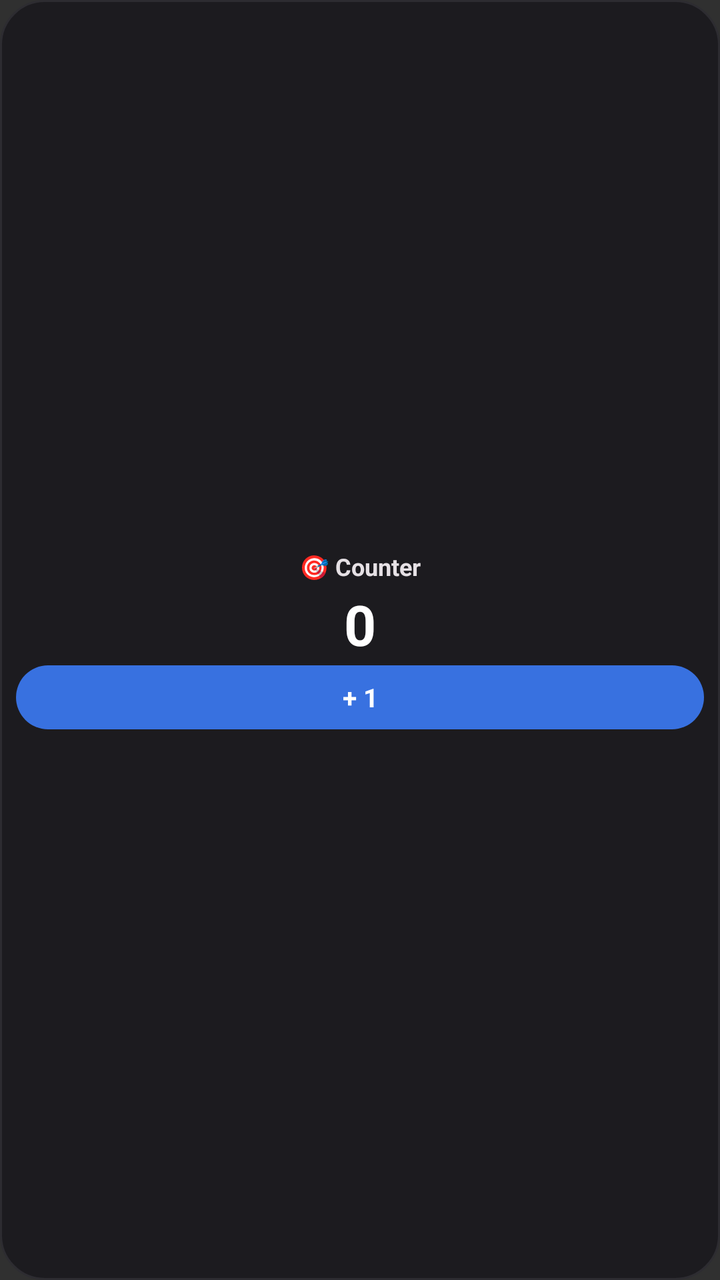
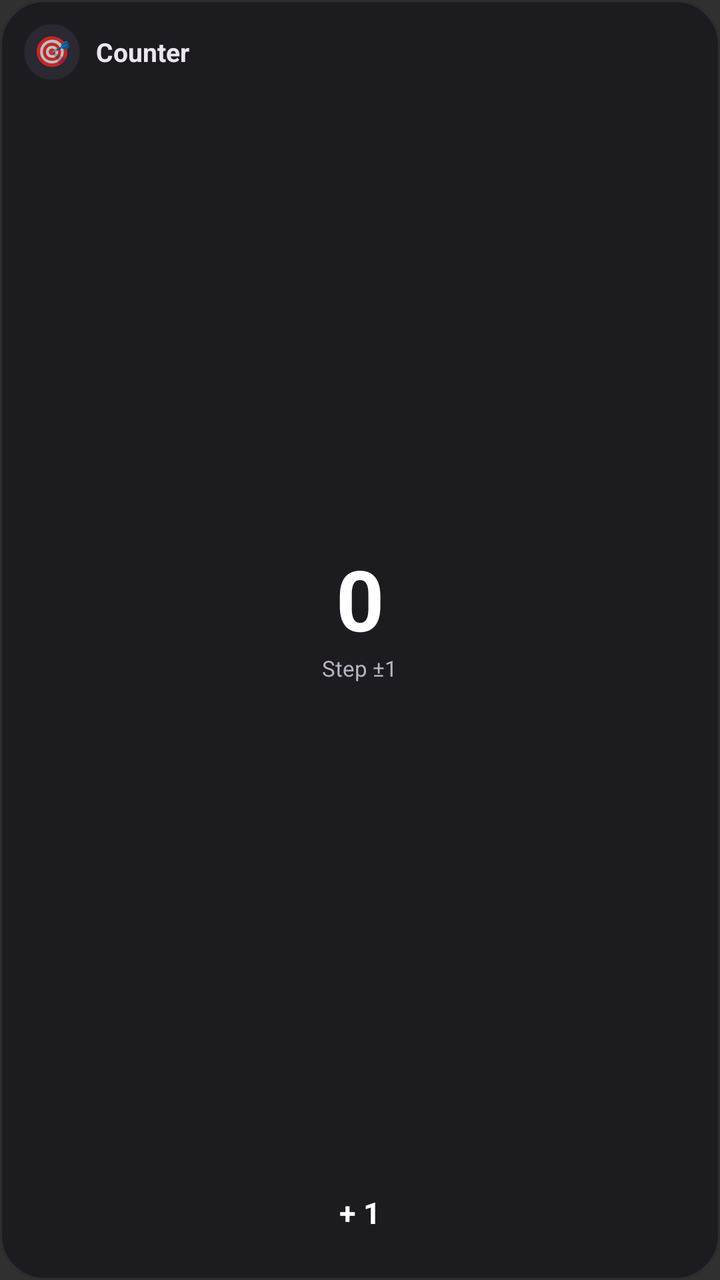

Compare the two renders of this Android layout. The source of the first and the diff that turns it into the second are given below.
<!-- AndroidManifest.xml: application theme Theme.ThingCount -->
<!-- res/layout/widget_counter.xml -->
<?xml version="1.0" encoding="utf-8"?>
<LinearLayout xmlns:android="http://schemas.android.com/apk/res/android"
    android:id="@+id/widget_root"
    android:layout_width="match_parent"
    android:layout_height="match_parent"
    android:background="@drawable/widget_bg"
    android:gravity="center"
    android:orientation="vertical"
    android:padding="8dp">

    <TextView
        android:id="@+id/widget_title"
        android:layout_width="wrap_content"
        android:layout_height="wrap_content"
        android:ellipsize="end"
        android:gravity="center"
        android:maxLines="1"
        android:text="🎯 Counter"
        android:textColor="#E6E1E5"
        android:textSize="12sp"
        android:textStyle="bold" />

    <TextView
        android:id="@+id/widget_count"
        android:layout_width="wrap_content"
        android:layout_height="wrap_content"
        android:layout_marginVertical="2dp"
        android:gravity="center"
        android:text="0"
        android:textColor="#FFFFFF"
        android:textSize="28sp"
        android:textStyle="bold" />

    <TextView
        android:id="@+id/widget_btn_increment"
        android:layout_width="match_parent"
        android:layout_height="32dp"
        android:background="@drawable/widget_btn_bg"
        android:gravity="center"
        android:text="+ 1"
        android:textColor="#FFFFFF"
        android:textSize="13sp"
        android:textStyle="bold" />

</LinearLayout>
<!-- resources referenced by this layout -->
<resources>
  <!-- drawable widget_bg (drawable) -->
  <?xml version="1.0" encoding="utf-8"?>
  <shape xmlns:android="http://schemas.android.com/apk/res/android"
      android:shape="rectangle">
      <solid android:color="#1C1B1F" />
      <corners android:radius="22dp" />
      <stroke android:width="1dp" android:color="#2D2C31" />
  </shape>
  <!-- drawable widget_btn_bg (drawable) -->
  <?xml version="1.0" encoding="utf-8"?>
  <shape xmlns:android="http://schemas.android.com/apk/res/android"
      android:shape="rectangle">
      <solid android:color="#3871E0" />
      <corners android:radius="16dp" />
  </shape>
  <style name="Theme.ThingCount" parent="android:Theme.Material.NoActionBar">
          <item name="android:statusBarColor">@android:color/transparent</item>
          <item name="android:navigationBarColor">@android:color/transparent</item>
          <item name="android:windowLightStatusBar">true</item>
          <item name="android:windowLightNavigationBar">true</item>
          <item name="android:windowLayoutInDisplayCutoutMode">shortEdges</item>
      </style>
</resources>

<!-- the commit's change to res/layout/widget_counter.xml (unified diff, before → after) -->
@@ -4,42 +4,109 @@
     android:layout_width="match_parent"
     android:layout_height="match_parent"
     android:background="@drawable/widget_bg"
-    android:gravity="center"
     android:orientation="vertical"
-    android:padding="8dp">
+    android:padding="12dp">
 
-    <TextView
-        android:id="@+id/widget_title"
-        android:layout_width="wrap_content"
+    <LinearLayout
+        android:layout_width="match_parent"
         android:layout_height="wrap_content"
-        android:ellipsize="end"
+        android:gravity="center_vertical"
+        android:orientation="horizontal">
+
+        <FrameLayout
+            android:layout_width="28dp"
+            android:layout_height="28dp">
+
+            <ImageView
+                android:id="@+id/widget_icon"
+                android:layout_width="28dp"
+                android:layout_height="28dp"
+                android:contentDescription="@null"
+                android:scaleType="fitXY"
+                android:visibility="gone" />
+
+            <TextView
+                android:id="@+id/widget_icon_emoji"
+                android:layout_width="28dp"
+                android:layout_height="28dp"
+                android:background="@drawable/widget_icon_bg"
+                android:gravity="center"
+                android:includeFontPadding="false"
+                android:text="🎯"
+                android:textSize="15sp" />
+        </FrameLayout>
+
+        <TextView
+            android:id="@+id/widget_title"
+            android:layout_width="0dp"
+            android:layout_height="wrap_content"
+            android:layout_marginStart="8dp"
+            android:layout_weight="1"
+            android:ellipsize="end"
+            android:maxLines="1"
+            android:text="Counter"
+            android:textColor="#ECE6F0"
+            android:textSize="13sp"
+            android:textStyle="bold" />
+    </LinearLayout>
+
+    <LinearLayout
+        android:layout_width="match_parent"
+        android:layout_height="0dp"
+        android:layout_weight="1"
         android:gravity="center"
-        android:maxLines="1"
-        android:text="🎯 Counter"
-        android:textColor="#E6E1E5"
-        android:textSize="12sp"
-        android:textStyle="bold" />
+        android:orientation="vertical">
 
-    <TextView
-        android:id="@+id/widget_count"
-        android:layout_width="wrap_content"
-        android:layout_height="wrap_content"
-        android:layout_marginVertical="2dp"
-        android:gravity="center"
-        android:text="0"
-        android:textColor="#FFFFFF"
-        android:textSize="28sp"
-        android:textStyle="bold" />
+        <TextView
+            android:id="@+id/widget_count"
+            android:layout_width="match_parent"
+            android:layout_height="wrap_content"
+            android:autoSizeMaxTextSize="46sp"
+            android:autoSizeMinTextSize="20sp"
+            android:autoSizeStepGranularity="2sp"
+            android:autoSizeTextType="uniform"
+            android:gravity="center"
+            android:includeFontPadding="false"
+            android:maxLines="1"
+            android:text="0"
+            android:textColor="#FFFFFF"
+            android:textSize="42sp"
+            android:textStyle="bold" />
 
-    <TextView
+        <TextView
+            android:id="@+id/widget_step"
+            android:layout_width="wrap_content"
+            android:layout_height="wrap_content"
+            android:layout_marginTop="2dp"
+            android:includeFontPadding="false"
+            android:text="Step ±1"
+            android:textColor="#B9B2C0"
+            android:textSize="11sp" />
+    </LinearLayout>
+
+    <FrameLayout
         android:id="@+id/widget_btn_increment"
         android:layout_width="match_parent"
-        android:layout_height="32dp"
-        android:background="@drawable/widget_btn_bg"
-        android:gravity="center"
-        android:text="+ 1"
-        android:textColor="#FFFFFF"
-        android:textSize="13sp"
-        android:textStyle="bold" />
+        android:layout_height="42dp"
+        android:layout_marginTop="8dp">
+
+        <ImageView
+            android:id="@+id/widget_btn_increment_bg"
+            android:layout_width="match_parent"
+            android:layout_height="match_parent"
+            android:contentDescription="@null"
+            android:scaleType="fitXY" />
+
+        <TextView
+            android:id="@+id/widget_btn_increment_label"
+            android:layout_width="match_parent"
+            android:layout_height="match_parent"
+            android:gravity="center"
+            android:includeFontPadding="false"
+            android:text="+ 1"
+            android:textColor="#FFFFFF"
+            android:textSize="15sp"
+            android:textStyle="bold" />
+    </FrameLayout>
 
 </LinearLayout>
<!-- resource entries referenced after the edit -->
@@ -8,12 +8,11 @@
       <corners android:radius="22dp" />
       <stroke android:width="1dp" android:color="#2D2C31" />
   </shape>
-  <!-- drawable widget_btn_bg (drawable) -->
+  <!-- drawable widget_icon_bg (drawable) -->
   <?xml version="1.0" encoding="utf-8"?>
   <shape xmlns:android="http://schemas.android.com/apk/res/android"
-      android:shape="rectangle">
-      <solid android:color="#3871E0" />
-      <corners android:radius="16dp" />
+      android:shape="oval">
+      <solid android:color="#2A2830" />
   </shape>
   <style name="Theme.ThingCount" parent="android:Theme.Material.NoActionBar">
           <item name="android:statusBarColor">@android:color/transparent</item>
